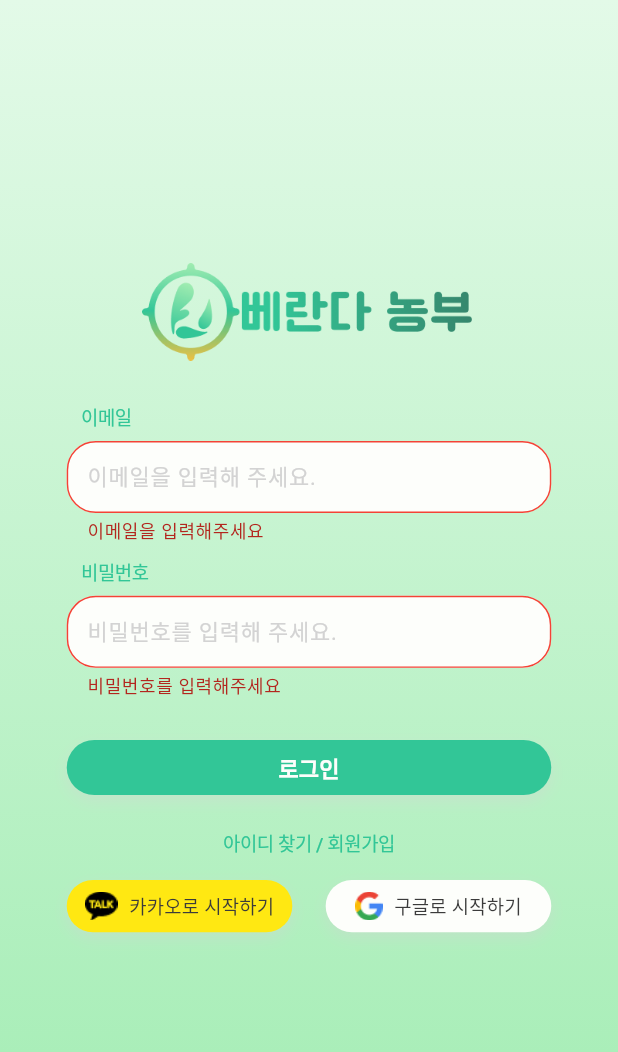
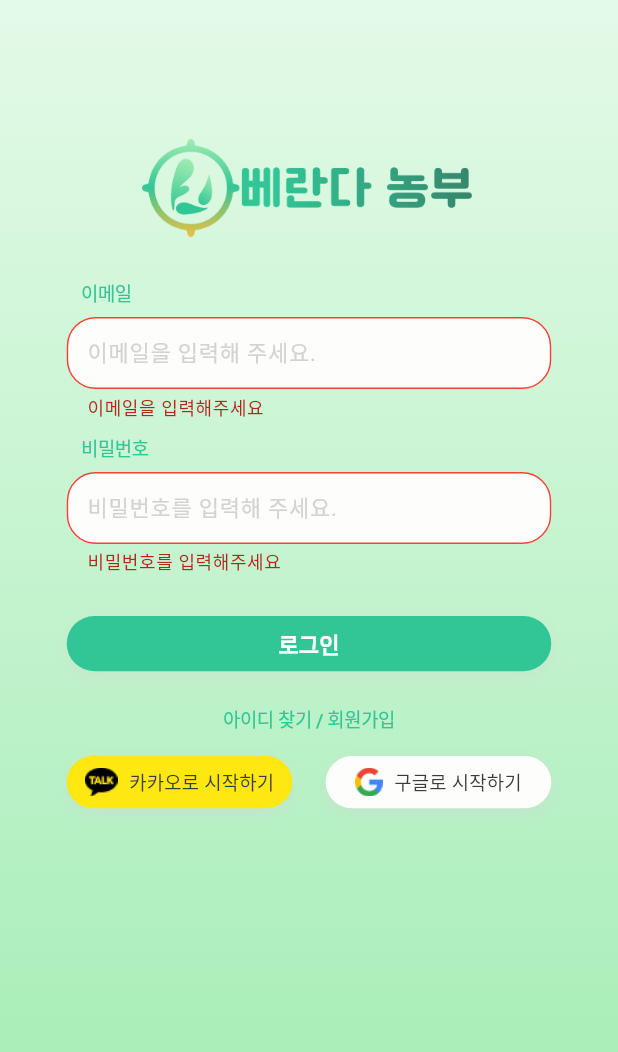
Before and after one commit to wasabi2342/MaumAI_Project, a Flutter app: the screen it shows after launch, after a tap on "로그인", on a phone screen of 412 x 824 dp. Shown: the top 1052 px of the screen. Run offline on Flutter 3.47's test engine with Material 3 defaults, Android fonts, the phone set to English and light mode, and no system bars; our stand-ins replace cached_network_image, flutter_svg, image_picker; accounts and stored records are empty; Roboto replaces fonts that are missing (Pretendard).

Commit message:
Update login_screen.dart

```diff
--- a/lib/presentation/login_screen/login_screen.dart
+++ b/lib/presentation/login_screen/login_screen.dart
@@ -1,5 +1,6 @@
 import 'package:flutter/material.dart';
 import 'package:flutter/gestures.dart';
+import 'dart:async'; // TimeoutException 처리를 위해 필요 (ApiService에서 발생 시)
 
 import '../../core/app_export.dart';
 import '../../widgets/custom_button.dart';
@@ -8,14 +9,13 @@ import '../../widgets/custom_text_form_field.dart';
 import '../../services/api_service.dart';
 import '../../models/models.dart';
 
-/// LoginScreen - 로그인 화면 (Figma 디자인에 정확히 맞춤)
+/// LoginScreen - 로그인 화면
 ///
-/// Figma 디자인 사양:
-/// - 그라데이션: Color(0xFFE3FAE8) → Color(0xFFA0ECB1)
-/// - 입력 필드 borderRadius: 20
-/// - 로그인 버튼: height 38, borderRadius 20
-/// - 소셜 로그인 버튼: height 36, borderRadius 100 (완전히 둥근 형태)
-/// - 카카오 버튼 색상: Color(0xFFFFE812)
+/// 기능:
+/// - 이메일/비밀번호 입력
+/// - 로그인 API 연동 (ApiService.login)
+/// - 로그인 성공 시 홈 화면(AppRoutes.homeScreen)으로 이동
+/// - 카카오/구글 소셜 로그인 버튼 (UI 구현)
 class LoginScreen extends StatelessWidget {
   final TextEditingController emailController = TextEditingController();
   final TextEditingController passwordController = TextEditingController();
@@ -29,17 +29,19 @@ class LoginScreen extends StatelessWidget {
       backgroundColor: appTheme.white_A700,
       body: Container(
         width: double.infinity,
+        height: double.infinity,
         decoration: BoxDecoration(
           gradient: LinearGradient(
             begin: Alignment.topCenter,
             end: Alignment.bottomCenter,
             colors: [
-              Color(0xFFE3FAE8), // Figma 디자인
-              Color(0xFFA0ECB1), // Figma 디자인
+              Color(0xFFE3FAE8), // Figma 디자인 색상
+              Color(0xFFA0ECB1), // Figma 디자인 색상
             ],
           ),
         ),
         child: SafeArea(
+          child: SingleChildScrollView(
             child: Padding(
               padding: EdgeInsets.symmetric(horizontal: 46.h, vertical: 46.h),
               child: Form(
@@ -47,6 +49,7 @@ class LoginScreen extends StatelessWidget {
                 child: Column(
                   mainAxisAlignment: MainAxisAlignment.center,
                   children: [
+                    SizedBox(height: 50.h), // 상단 여백 추가
                     _buildLogoSection(context),
                     SizedBox(height: 32.h),
                     _buildInputFieldsSection(context),
@@ -63,6 +66,7 @@ class LoginScreen extends StatelessWidget {
             ),
           ),
         ),
+      ),
     );
   }
 
@@ -70,7 +74,6 @@ class LoginScreen extends StatelessWidget {
   Widget _buildLogoSection(BuildContext context) {
     return CustomImageView(
       imagePath: ImageConstant.img,
-
       width: 230.h, // 로고 + 텍스트를 포함한 전체 너비
       fit: BoxFit.contain,
     );
@@ -124,9 +127,7 @@ class LoginScreen extends StatelessWidget {
               height: 1.0,
               letterSpacing: -0.30,
             ),
-
           ),
-
         ),
         SizedBox(height: 8.h),
         // 비밀번호 입력 필드
@@ -268,9 +269,9 @@ class LoginScreen extends StatelessWidget {
     return null;
   }
 
-  /// 로그인 버튼 클릭 이벤트
+  /// 로그인 버튼 클릭 이벤트 (API 연동 적용)
   void _onLoginPressed(BuildContext context) async {
-    // 마스터 계정 체크
+    // 1. 마스터 계정 체크 (테스트용)
     if (emailController.text == '1111@naver.com' &&
         passwordController.text == '111111') {
       ScaffoldMessenger.of(context).showSnackBar(
@@ -280,12 +281,13 @@ class LoginScreen extends StatelessWidget {
           duration: Duration(seconds: 2),
         ),
       );
+      // 홈 화면으로 이동하면서 이전 스택 제거
       Navigator.pushNamedAndRemoveUntil(
           context, AppRoutes.homeScreen, (route) => false);
       return;
     }
 
-    // 폼 유효성 검사
+    // 2. 폼 유효성 검사 및 API 호출
     if (_formKey.currentState?.validate() ?? false) {
       // 로딩 표시
       showDialog(
@@ -305,7 +307,7 @@ class LoginScreen extends StatelessWidget {
           password: passwordController.text,
         );
 
-        // UserProfile 모델로 변환
+        // 응답 데이터를 UserProfile 모델로 변환
         final userProfile = UserProfile.fromJson(result);
 
         print('로그인 성공: ${userProfile.nickname} (ID: ${userProfile.id})');
@@ -322,9 +324,10 @@ class LoginScreen extends StatelessWidget {
           ),
         );
 
-        // 홈 화면으로 이동
+        // 3. 홈 화면으로 이동 (뒤로가기 방지를 위해 pushNamedAndRemoveUntil 사용)
         Navigator.pushNamedAndRemoveUntil(
             context, AppRoutes.homeScreen, (route) => false);
+
       } catch (e) {
         // 로딩 다이얼로그 닫기
         Navigator.of(context).pop();
@@ -333,15 +336,17 @@ class LoginScreen extends StatelessWidget {
         String errorMessage;
         String errorStr = e.toString();
 
-        if (errorStr.contains('이메일') || errorStr.contains('비밀번호')) {
+        if (errorStr.contains('이메일') || errorStr.contains('비밀번호') || errorStr.contains('Bad credentials')) {
           errorMessage = '이메일 또는 비밀번호가 올바르지 않습니다.';
         } else if (errorStr.contains('SocketException') ||
+            errorStr.contains('Connection refused') ||
             errorStr.contains('Failed host lookup')) {
           errorMessage = '서버에 연결할 수 없습니다.\n네트워크 연결을 확인해주세요.';
         } else if (errorStr.contains('TimeoutException')) {
           errorMessage = '서버 응답 시간이 초과되었습니다.';
         } else {
           errorMessage = '로그인에 실패했습니다.\n잠시 후 다시 시도해주세요.';
+          print("상세 에러: $errorStr"); // 디버깅용
         }
 
         // 에러 메시지 표시
@@ -369,7 +374,7 @@ class LoginScreen extends StatelessWidget {
       ),
     );
 
-    // 카카오 로그인 프로세스 시뮬레이션
+    // 카카오 로그인 프로세스 시뮬레이션 (추후 실제 구현 필요)
     Future.delayed(Duration(seconds: 2), () {
       Navigator.of(context).pop(); // 로딩 다이얼로그 닫기
 
@@ -397,7 +402,7 @@ class LoginScreen extends StatelessWidget {
       ),
     );
 
-    // 구글 로그인 프로세스 시뮬레이션
+    // 구글 로그인 프로세스 시뮬레이션 (추후 실제 구현 필요)
     Future.delayed(Duration(seconds: 2), () {
       Navigator.of(context).pop(); // 로딩 다이얼로그 닫기
 
```
Lines whose indentation alone changed are shown as unchanged.
